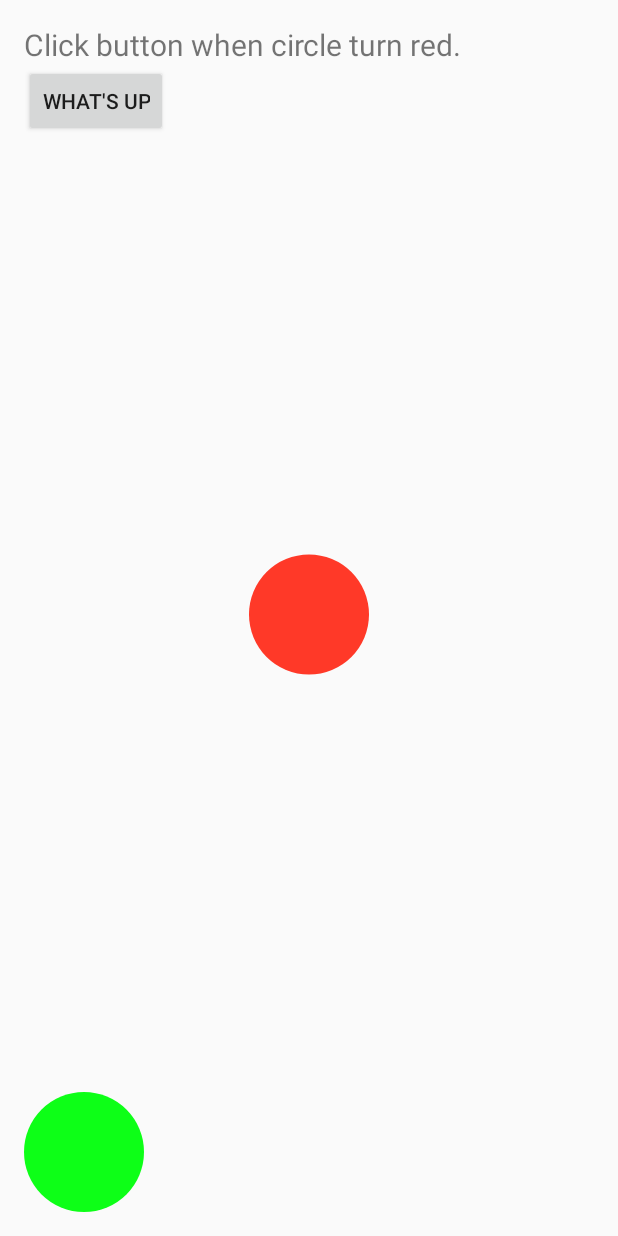
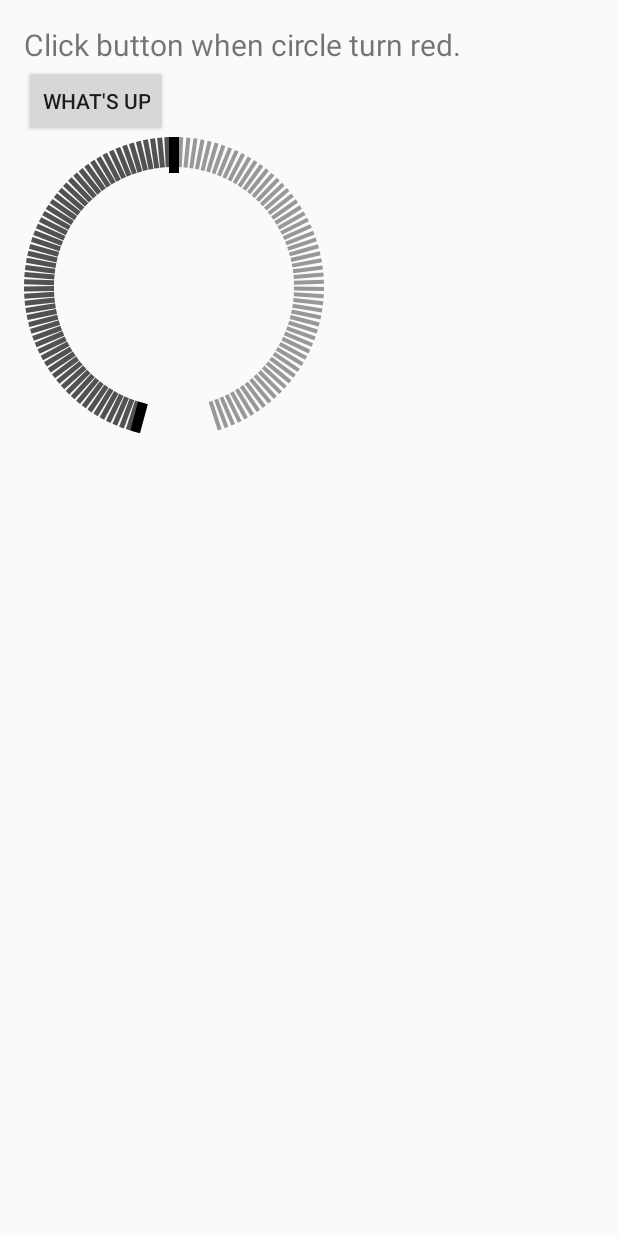
Before and after one commit to Sihui/ChimeHack2-RapePrevention, an Android app: the ReactionActivity screen opened directly, with no data from a screen before it, after a tap on "WHAT'S UP", on a phone screen of 412 x 824 dp. Run offline under Robolectric (Android 15) with nearby library versions, the phone set to English and light mode, and no system bars; our stand-ins replace ButterKnife.

Commit message:
Use customized time pickup

```diff
--- a/Rapeprevention/app/src/main/java/hackmate/rapeprevention/ReactionActivity.java
+++ b/Rapeprevention/app/src/main/java/hackmate/rapeprevention/ReactionActivity.java
@@ -7,22 +7,14 @@ import android.os.Handler;
 import android.view.LayoutInflater;
 import android.view.View;
 import android.view.ViewGroup;
-import android.widget.ImageView;
-import android.widget.TimePicker;
 import android.widget.Toast;
-import butterknife.Bind;
 import butterknife.ButterKnife;
 import butterknife.OnClick;
 import hackmate.rapeprevention.Controller.ReactionController;
-import com.daimajia.androidanimations.library.Techniques;
-import com.daimajia.androidanimations.library.YoYo;
 
 
 public class ReactionActivity extends Activity {
 
-  @Bind(R.id.reaction_img) ImageView signalImage;
-  @Bind(R.id.countdown_timer) ImageView coundownTimer;
-  //@Bind(R.id.countdown_timer) TimePicker coundownTimer;
   public Handler handler = new Handler();
   boolean mShowingBack = false;
   @Override protected void onCreate(Bundle savedInstanceState) {
@@ -48,11 +40,9 @@ public class ReactionActivity extends Activity {
   }
 
   public void changeSignalColor() {
-    signalImage.setImageDrawable(getResources().getDrawable(R.drawable.circle_red));
   }
 
   public void resetSignalColor() {
-    signalImage.setImageDrawable(getResources().getDrawable(R.drawable.circle_green));
   }
 
   @OnClick(R.id.reaction_btn) public void onReactBtnClicked() {
--- a/Rapeprevention/app/src/main/java/hackmate/rapeprevention/Widgets/NestTimePicker.java
+++ b/Rapeprevention/app/src/main/java/hackmate/rapeprevention/Widgets/NestTimePicker.java
@@ -25,9 +25,10 @@ public class NestTimePicker extends View {
 
   public NestTimePicker(Context context, AttributeSet attrs) {
     super(context, attrs);
-    unSelectedColor = Color.argb(100, 0xFF, 0xFF, 0xFF);
-    selectedColor = Color.argb(172, 0xFF, 0xFF, 0xFF);
-    barColor = Color.argb(255, 0xFF, 0xFF, 0xFF);
+    int color = 0x00;
+    unSelectedColor = Color.argb(100, color, color, color);
+    selectedColor = Color.argb(172, color, color, color);
+    barColor = Color.argb(255, color, color, color);
     paint = new Paint();
     paint.setFlags(Paint.ANTI_ALIAS_FLAG);
   }
--- a/Rapeprevention/app/src/main/res/layout/activity_reaction.xml
+++ b/Rapeprevention/app/src/main/res/layout/activity_reaction.xml
@@ -17,38 +17,17 @@
       android:textAlignment="center"
       android:text="Click button when circle turn red."
       />
-<Button
-    android:id="@+id/reaction_btn"
-    android:text="what's up"
-    android:layout_width="wrap_content"
-    android:layout_height="48dp" />
-  <ImageView
-      android:id="@+id/reaction_img"
+
+  <Button
+      android:id="@+id/reaction_btn"
+      android:text="what's up"
       android:layout_width="wrap_content"
-      android:layout_height="0dp"
-      android:layout_weight="1"
-      android:layout_gravity="center"
-      android:src="@drawable/circle_green"
-      android:contentDescription="Circle"
+      android:layout_height="48dp"
       />
-    <ImageView
-        android:id="@+id/countdown_timer"
-        android:layout_width="wrap_content"
-        android:layout_height="0dp"
-        android:layout_weight="1"
-        android:layout_gravity="center"
-        android:src="@drawable/circle_red"
-        android:contentDescription="Circle"
-        android:visibility="gone"
-        />
-    <FrameLayout xmlns:android="http://schemas.android.com/apk/res/android"
-        android:id="@+id/container"
-        android:layout_width="80dp"
-        android:layout_height="80dp"/>
-    <!--TimePicker
-        android:id="@+id/countdown_timer"
-        android:layout_width="match_parent"
-        android:layout_height="match_parent"
-        android:visibility="gone"></TimePicker-->
 
+  <FrameLayout xmlns:android="http://schemas.android.com/apk/res/android"
+      android:id="@+id/container"
+      android:layout_width="200dp"
+      android:layout_height="200dp"
+      />
 </LinearLayout>
--- a/Rapeprevention/app/src/main/res/layout/fragment_card_back.xml
+++ b/Rapeprevention/app/src/main/res/layout/fragment_card_back.xml
@@ -1,8 +1,6 @@
 <?xml version="1.0" encoding="utf-8"?>
-<ImageView xmlns:android="http://schemas.android.com/apk/res/android"
-    android:layout_width="match_parent"
-    android:layout_height="match_parent"
-    android:src="@drawable/circle_green"
-    android:height="80dp"
-    android:width="80dp"
-    android:contentDescription="@string/hello_world" />
+
+<hackmate.rapeprevention.Widgets.NestTimePicker
+  xmlns:android="http://schemas.android.com/apk/res/android"
+  android:layout_width="200dp"
+  android:layout_height="200dp"/>
```
Also changed, not shown: 1 other file.
